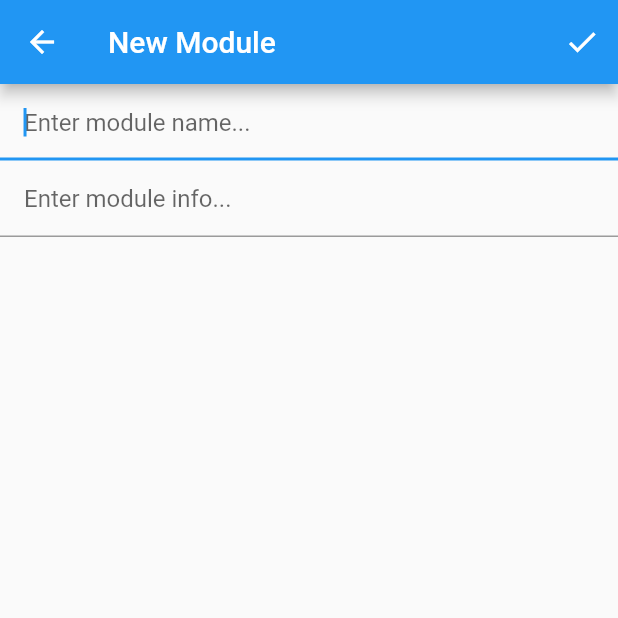
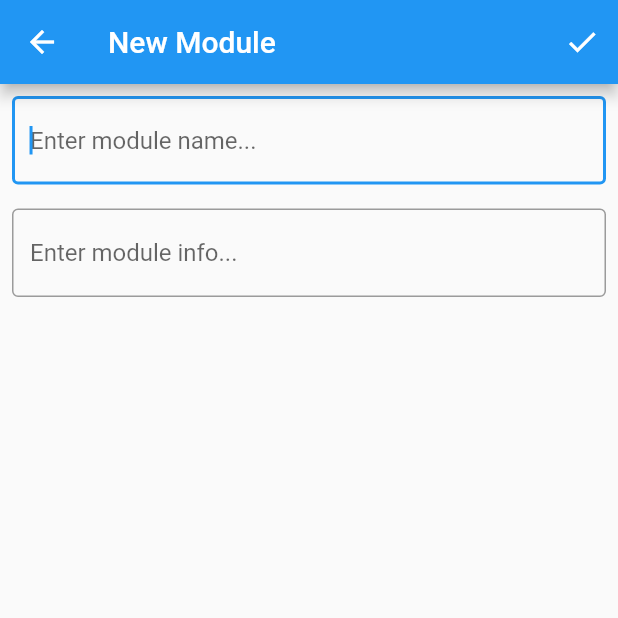
Before and after one commit to jonahbard/Modulate, a Flutter app: the CreateTrack screen opened directly, after a tap on the "add" icon, on a phone screen of 412 x 824 dp, the top half of it. Run offline on Flutter 3.47's test engine with Material 2 defaults, Android fonts, the phone set to English and light mode, and no system bars; our stand-ins replace cloud_firestore, firebase_auth, firebase_core; accounts and stored records are empty.

Commit message:
cleaned ui

```diff
--- a/lib/screens/create_track.dart
+++ b/lib/screens/create_track.dart
@@ -30,27 +30,30 @@ class _CreateTrackState extends State<CreateTrack> {
             ],
           ),
           body: Column(
-            children: <Widget>[
-              TextField(
+            children: [
+              Padding(
+                padding: const EdgeInsets.all(8.0),
+                child: TextField(
                     autofocus: true,
                     onChanged: (val) {
                       editableName = val;
-                    //Navigator.pop(context);
                     },
                     decoration: InputDecoration(
                       hintText: "Enter module name...",
-                    contentPadding: const EdgeInsets.all(16.0),
+                      border: OutlineInputBorder(),
                     )),
-              TextField(
-                  autofocus: true,
+              ),
+              Padding(
+                padding: const EdgeInsets.all(8.0),
+                child: TextField(
                     onChanged: (val) {
                       editableContent = val;
-                    //Navigator.pop(context);
                     },
                     decoration: InputDecoration(
                       hintText: "Enter module info...",
-                    contentPadding: const EdgeInsets.all(16.0),
-                  ))
+                      border: OutlineInputBorder(),
+                    )),
+              )
             ],
           ));
     }));
--- a/lib/screens/learn.dart
+++ b/lib/screens/learn.dart
@@ -20,8 +20,8 @@ class _LearnPageState extends State<LearnPage> {
     "0/1 Modules Completed",
     "1/2 Modules Completed",
     "3/4 Modules Completed",
-    "2/3 Modules Completed",
-    "2/3 Modules Completed"
+    "0/1 Modules Completed",
+    "0/2 Modules Completed"
   ];
 
   _LearnPageState() {
```
Lines whose indentation alone changed are shown as unchanged.
